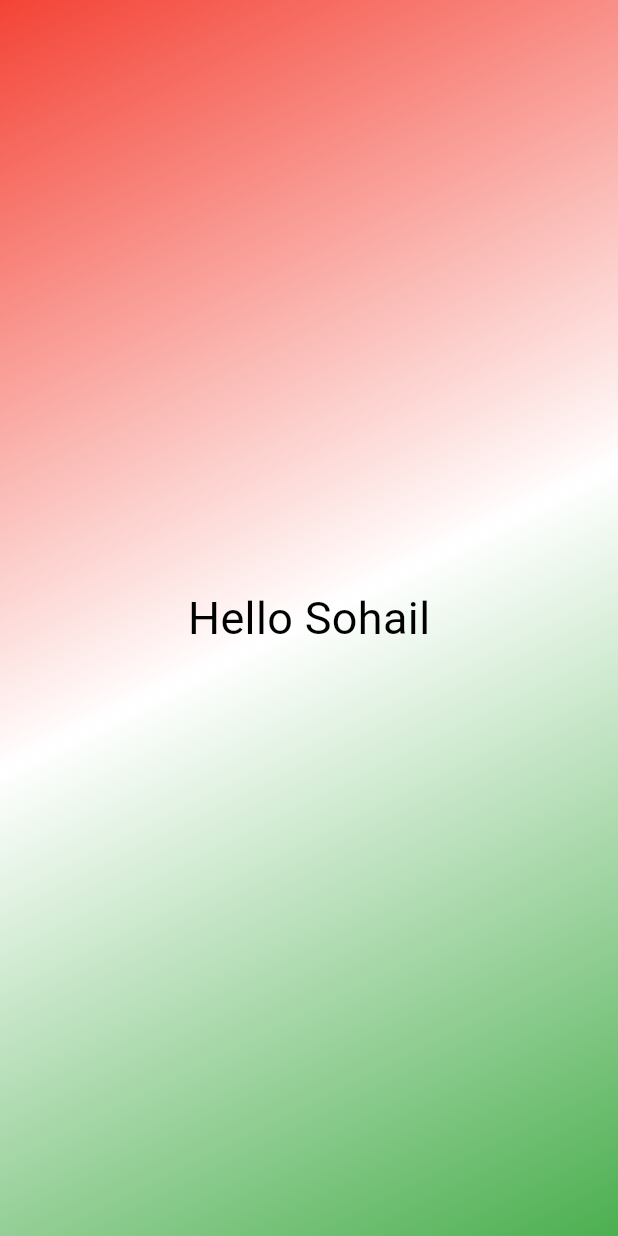
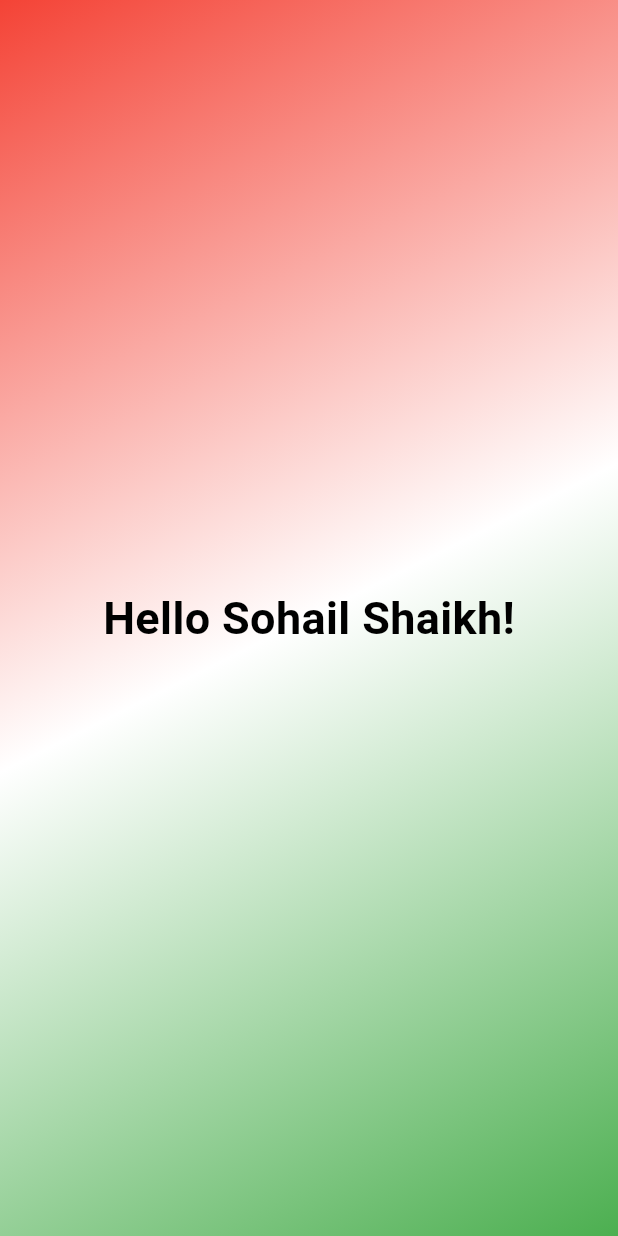
Before and after one commit to sohail019/Complete-Flutter, a Flutter app: the screen it shows after launch, on a phone screen of 412 x 824 dp. Run offline on Flutter 3.47's test engine with Material 3 defaults, Android fonts, the phone set to English and light mode, and no system bars.

Commit message:
Refactor GradientContainer to include StyledText widget for enhanced text styling

```diff
--- a/_01_basic_setup/lib/gradient_container.dart
+++ b/_01_basic_setup/lib/gradient_container.dart
@@ -20,14 +20,22 @@ class GradientContainer extends StatelessWidget {
             end: Alignment.bottomRight,
           ),
         ),
-      child: const Center(
+        child: StyledText());
+  }
+}
+
+// Custom Widget for styled text\
+
+class StyledText extends StatelessWidget {
+  const StyledText({super.key});
+
+  @override
+  Widget build(context) {
+    return Center(
       child: Text(
-          "Hello Sohail",
+        "Hello Sohail Shaikh!",
         style: TextStyle(
-            color: Colors.black,
-            fontSize: 30,
-          ),
-        ),
+            fontSize: 30, fontWeight: FontWeight.bold, color: Colors.black),
       ),
     );
   }
```
Lines whose indentation alone changed are shown as unchanged.
